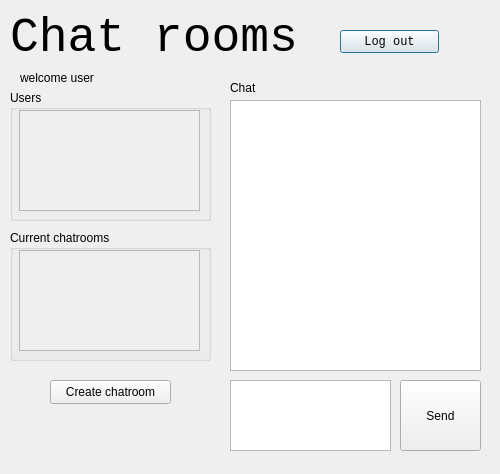
Qt form MainWindow.ui (Sastiazaran/chatRooms) before a commit.
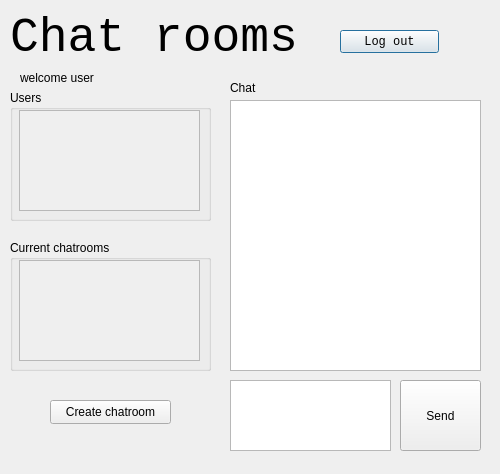
The same form after that commit.

Diff of the .ui file:
```diff
--- a/MainWindow.ui
+++ b/MainWindow.ui
@@ -179,7 +179,7 @@
    <property name="geometry">
     <rect>
      <x>10</x>
-     <y>230</y>
+     <y>240</y>
      <width>201</width>
      <height>131</height>
     </rect>
@@ -226,7 +226,7 @@
    <property name="geometry">
     <rect>
      <x>50</x>
-     <y>380</y>
+     <y>400</y>
      <width>121</width>
      <height>24</height>
     </rect>
```
Left out of the diff: 4 changed lines with no effect on the pictures.
